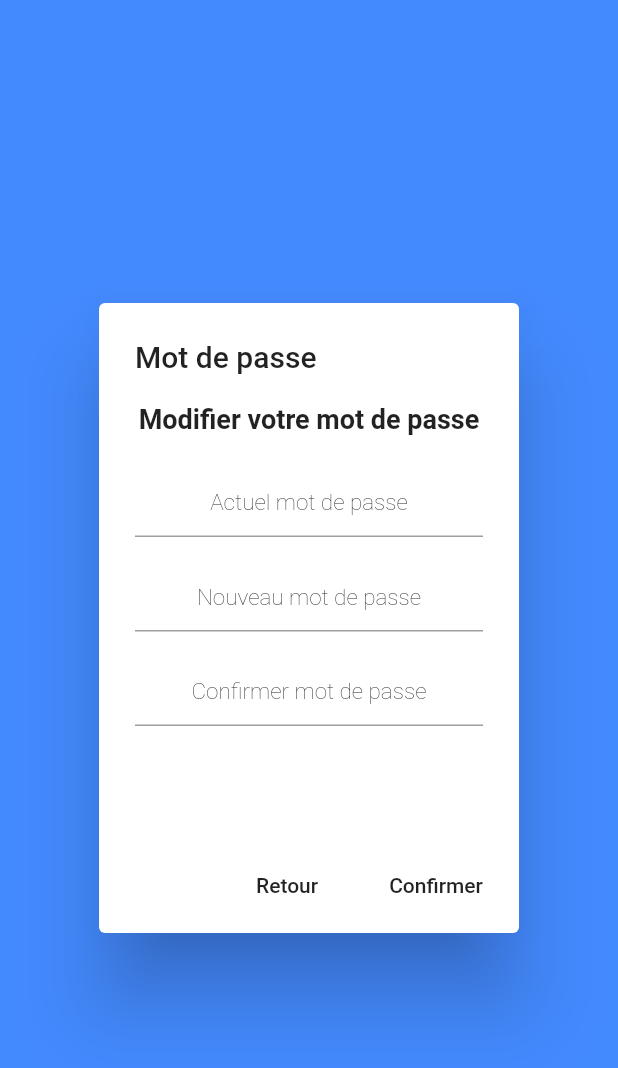
After one commit to Diewrine/Projet_trans_dic2, a Flutter app: the ComptaMoney screen opened directly, after a tap on "Mot de passe", on a phone screen of 412 x 824 dp. The commit adds this screen. Shown: the top 1068 px of the screen. Run offline on Flutter 3.47's test engine with Material 2 defaults, Android fonts, the phone set to English and light mode, and no system bars; our stand-ins replace cloud_firestore, firebase_auth, firebase_storage, flutter_spinkit, font_awesome_flutter, image_picker; missing offline and left inert: qr_code_scanner; accounts and stored records are empty; network calls fail.

Commit message:
Change pwd polytechMoney done

```diff
--- /dev/null
+++ b/lib/screens/pMoney/changePwd.dart
@@ -0,0 +1,191 @@
+import 'package:dic2_project_trans/services/database.dart';
+import 'package:flutter/material.dart';
+import 'package:flutter/services.dart';
+
+class ChangePWD extends StatefulWidget {
+  @override
+  _ChangePWDState createState() => _ChangePWDState();
+}
+
+class _ChangePWDState extends State<ChangePWD> {
+  DatabaseService databaseService = new DatabaseService();
+
+  var _controller1 = TextEditingController();
+  var _controller2 = TextEditingController();
+  var _controller3 = TextEditingController();
+  String pwd;
+  String pwd1;
+  String pwd2;
+
+  String erreur = " ";
+
+  @override
+  Widget build(BuildContext context) {
+    return Scaffold(
+        backgroundColor: Colors.blueAccent,
+        body: AlertDialog(
+          title: Text("Mot de passe"),
+          content: SingleChildScrollView(
+            child: ListBody(
+              children: <Widget>[
+                Text(
+                  "Modifier votre mot de passe",
+                  textAlign: TextAlign.center,
+                  style: TextStyle(fontSize: 18, fontWeight: FontWeight.w700),
+                ),
+                SizedBox(
+                  height: 15,
+                ),
+                TextField(
+                  controller: _controller1,
+                  inputFormatters: [
+                    new LengthLimitingTextInputFormatter(4),
+                  ],
+                  keyboardType: TextInputType.number,
+                  //enabled: false,
+                  textAlign: TextAlign.center,
+                  obscureText: true,
+                  style: TextStyle(fontWeight: FontWeight.bold, fontSize: 25),
+                  decoration: new InputDecoration(
+                    hintText: "Actuel mot de passe",
+                    hintStyle: TextStyle(
+                        color: Colors.black,
+                        fontWeight: FontWeight.w100,
+                        fontSize: 15),
+                  ),
+                  onChanged: (value) {
+                    setState(() {
+                      pwd = value;
+                    });
+                  },
+                ),
+                SizedBox(
+                  height: 10,
+                ),
+                //---------------------
+                TextField(
+                  controller: _controller2,
+                  inputFormatters: [
+                    new LengthLimitingTextInputFormatter(4),
+                  ],
+                  keyboardType: TextInputType.number,
+                  textAlign: TextAlign.center,
+                  obscureText: true,
+                  style: TextStyle(fontWeight: FontWeight.bold, fontSize: 25),
+                  decoration: new InputDecoration(
+                    hintText: "Nouveau mot de passe",
+                    hintStyle: TextStyle(
+                        color: Colors.black,
+                        fontWeight: FontWeight.w100,
+                        fontSize: 15),
+                  ),
+                  onChanged: (value) {
+                    setState(() {
+                      pwd1 = value;
+                    });
+                  },
+                ),
+                SizedBox(
+                  height: 10,
+                ),
+                //-------------------------
+                TextField(
+                  controller: _controller3,
+                  inputFormatters: [
+                    new LengthLimitingTextInputFormatter(4),
+                  ],
+                  keyboardType: TextInputType.number,
+                  textAlign: TextAlign.center,
+                  obscureText: true,
+                  style: TextStyle(fontWeight: FontWeight.bold, fontSize: 25),
+                  decoration: new InputDecoration(
+                    hintText: "Confirmer mot de passe",
+                    hintStyle: TextStyle(
+                        color: Colors.black,
+                        fontWeight: FontWeight.w100,
+                        fontSize: 15),
+                  ),
+                  onChanged: (value) {
+                    setState(() {
+                      pwd2 = value;
+                    });
+                  },
+                ),
+                SizedBox(
+                  height: 10,
+                ),
+
+                Padding(
+                  padding:
+                      const EdgeInsets.symmetric(horizontal: 25, vertical: 5),
+                  child: Center(
+                    child: Text(
+                      erreur,
+                      style: TextStyle(
+                          color: Colors.red,
+                          fontSize: 17,
+                          fontWeight: FontWeight.bold),
+                    ),
+                  ),
+                ),
+                SizedBox(
+                  height: 10.0,
+                ),
+              ],
+            ),
+          ),
+          actions: <Widget>[
+            FlatButton(
+              child: Text('Retour'),
+              onPressed: () {
+                Navigator.of(context).pop();
+              },
+            ),
+            FlatButton(
+              child: Text('Confirmer'),
+              onPressed: () async {
+                //************************
+                if (pwd == null || pwd1 == null || pwd2 == null) {
+                  _controller1.clear();
+                  _controller2.clear();
+                  _controller3.clear();
+                  setState(() {
+                    erreur = "Veuillez remplir tous les champs.";
+                  });
+                }
+                //--------------------
+                else {
+                  if (pwd1 != pwd2) {
+                    _controller2.clear();
+                    _controller3.clear();
+                    setState(() {
+                      erreur = "Les mots de passe ne correspondent pas.";
+                    });
+                  } else {
+                    dynamic result =
+                        await databaseService.changePassword(pwd, pwd2);
+                    //................
+                    if (result != null) {
+                      Navigator.pop(context);
+                    } else {
+                      _controller1.clear();
+                      _controller2.clear();
+                      _controller3.clear();
+                      setState(() {
+                        erreur = "Le mot de passe est incorrect.";
+                      });
+                    }
+
+                    //...............
+                  }
+
+                  //-------------------------
+                }
+
+                //*******************
+              },
+            ),
+          ],
+        ));
+  }
+}
--- a/lib/screens/pMoney/comptaMoney.dart
+++ b/lib/screens/pMoney/comptaMoney.dart
@@ -1,3 +1,4 @@
+import 'package:dic2_project_trans/screens/pMoney/changePwd.dart';
 import 'package:dic2_project_trans/screens/pMoney/etudiantList.dart';
 import 'package:dic2_project_trans/services/database.dart';
 import 'package:dic2_project_trans/services/transfertsLog.dart';
@@ -69,6 +70,30 @@ class _ComptaMoneyState extends State<ComptaMoney> {
             Navigator.pop(context);
           },
         ),
+        actions: <Widget>[
+          FlatButton.icon(
+            label: Text(
+              "Mot de passe",
+              style: TextStyle(color: Colors.white, fontSize: 15),
+            ),
+            icon: Icon(
+              // Icons.arrow_back_ios,
+              Icons.enhanced_encryption,
+              size: 25,
+              color: Colors.white,
+            ),
+            onPressed: () {
+              Navigator.push(
+                  context,
+                  MaterialPageRoute(
+                    builder: (BuildContext context) {
+                      return ChangePWD();
+                    },
+                    fullscreenDialog: true,
+                  ));
+            },
+          ),
+        ],
       ),
       body: SingleChildScrollView(
         child: Center(
```
Also changed, not shown: lib/screens/pMoney/etuMoney.dart (+25 -0 lines), lib/services/database.dart (+24 -0 lines).
